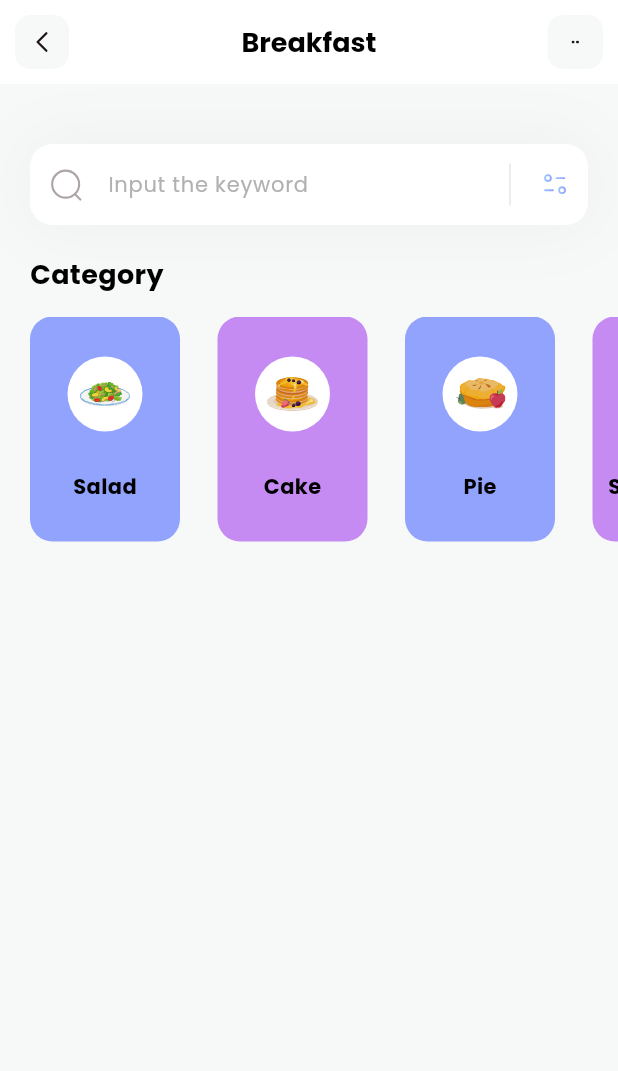
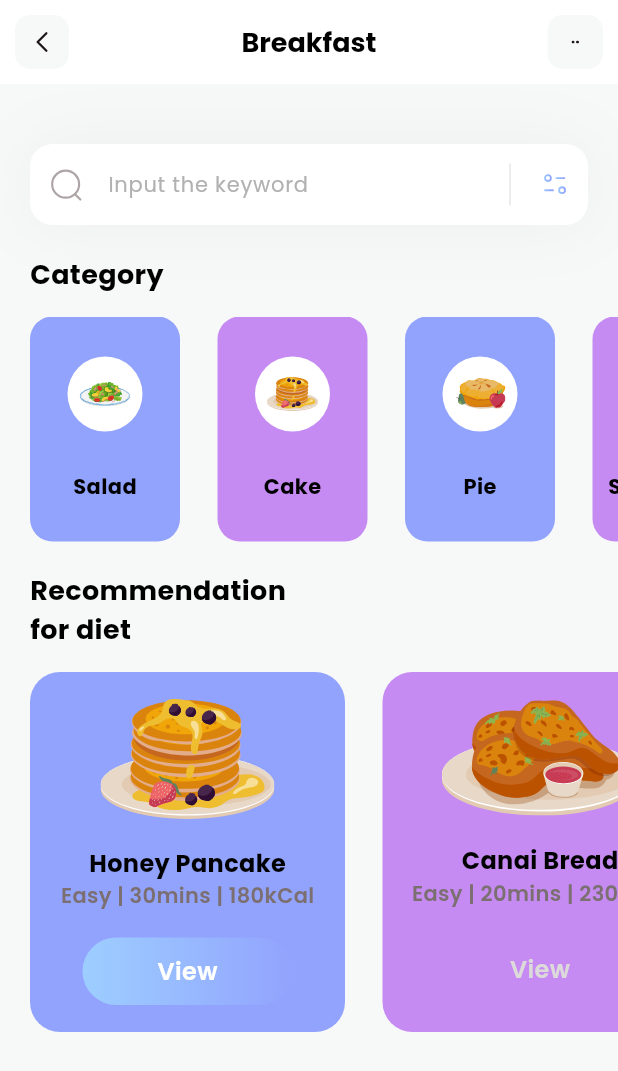
Before and after one commit to dmjrmh/learning-flutter, a Flutter app: the screen it shows after launch, on a phone screen of 412 x 824 dp. Shown: the top 1071 px of the screen. Run offline on Flutter 3.47's test engine with Material 3 defaults, Android fonts, the phone set to English and light mode, and no system bars; our stand-ins replace flutter_svg.

Commit message:
added diet section

```diff
--- /dev/null
+++ b/lib/models/diet_model.dart
@@ -0,0 +1,51 @@
+import 'package:flutter/material.dart';
+
+class DietModel {
+  String name;
+  String iconPath;
+  String level;
+  String duration;
+  String calorie;
+  Color boxColor;
+  bool viewIsSelected;
+
+  DietModel({
+    required this.name,
+    required this.iconPath,
+    required this.level,
+    required this.duration,
+    required this.calorie,
+    required this.boxColor,
+    required this.viewIsSelected,
+  });
+
+  static List<DietModel> getDiets() {
+    List<DietModel> diets = [];
+
+    diets.add(
+      DietModel(
+        name: 'Honey Pancake',
+        iconPath: 'assets/icons/honey-pancakes.svg',
+        level: 'Easy',
+        duration: '30mins',
+        calorie: '180kCal',
+        boxColor: Color(0xff92A3FD),
+        viewIsSelected: true,
+      ),
+    );
+
+    diets.add(
+      DietModel(
+        name: 'Canai Bread',
+        iconPath: 'assets/icons/canai-bread.svg',
+        level: 'Easy',
+        duration: '20mins',
+        calorie: '230kCal',
+        boxColor: Color(0xffC58BF2),
+        viewIsSelected: false,
+      ),
+    );
+
+    return diets;
+  }
+}
--- a/lib/pages/home.dart
+++ b/lib/pages/home.dart
@@ -1,6 +1,7 @@
 import 'package:flutter/material.dart';
 import 'package:flutter_svg/svg.dart';
 import '../models/category_model.dart';
+import '../models/diet_model.dart';
 
 class HomePage extends StatefulWidget {
   HomePage({super.key});
@@ -11,21 +12,127 @@ class HomePage extends StatefulWidget {
 
 class _HomePageState extends State<HomePage> {
   List<CategoryModel> categories = [];
+  List<DietModel> diets = [];
 
-  void _getCategories() {
+  void _getInitialInfo() {
     categories = CategoryModel.getCategories();
+    diets = DietModel.getDiets();
   }
 
   @override
   Widget build(BuildContext context) {
-    _getCategories();
+    _getInitialInfo();
     return Scaffold(
       appBar: appBar(),
       backgroundColor: Color(0xffF7F8F8),
       body: Column(
         crossAxisAlignment: CrossAxisAlignment.start,
-        children: [_searchField(), SizedBox(height: 20), _categoriesSection()],
+        children: [
+          _searchField(),
+          SizedBox(height: 20),
+          _categoriesSection(),
+          SizedBox(height: 20),
+          _dietSection(),
+        ],
       ),
+    );
+  }
+
+  Column _dietSection() {
+    return Column(
+      crossAxisAlignment: CrossAxisAlignment.start,
+      children: [
+        Padding(
+          padding: const EdgeInsets.only(left: 20),
+          child: Text(
+            'Recommendation\nfor diet',
+            style: TextStyle(
+              color: Colors.black,
+              fontSize: 18,
+              fontWeight: FontWeight.bold,
+            ),
+          ),
+        ),
+        SizedBox(height: 15),
+        Container(
+          height: 240,
+          child: ListView.separated(
+            itemBuilder: (context, index) {
+              return Container(
+                width: 210,
+                decoration: BoxDecoration(
+                  color: diets[index].boxColor,
+                  borderRadius: BorderRadius.circular(20),
+                ),
+                child: Column(
+                  mainAxisAlignment: MainAxisAlignment.spaceEvenly,
+                  children: [
+                    SvgPicture.asset(diets[index].iconPath),
+                    Column(
+                      children: [
+                        Text(
+                          diets[index].name,
+                          style: TextStyle(
+                            color: Colors.black,
+                            fontSize: 16,
+                            fontWeight: FontWeight.bold,
+                          ),
+                        ),
+                        Text(
+                          diets[index].level +
+                              ' | ' +
+                              diets[index].duration +
+                              ' | ' +
+                              diets[index].calorie,
+                          style: TextStyle(
+                            color: Color(0xff7B6F72),
+                            fontSize: 14,
+                            fontWeight: FontWeight.w600,
+                          ),
+                        ),
+                      ],
+                    ),
+                    Container(
+                      height: 45,
+                      width: 140,
+                      child: Center(
+                        child: Text(
+                          'View',
+                          style: TextStyle(
+                            color:
+                                diets[index].viewIsSelected
+                                    ? Colors.white
+                                    : Color(0xffDDDADA),
+                            fontSize: 16,
+                            fontWeight: FontWeight.w600,
+                          ),
+                        ),
+                      ),
+                      decoration: BoxDecoration(
+                        gradient: LinearGradient(
+                          colors: [
+                            diets[index].viewIsSelected
+                                ? Color(0xff9DCEFF)
+                                : Colors.transparent,
+                            diets[index].viewIsSelected
+                                ? Color(0xff92A3FD)
+                                : Colors.transparent,
+                          ],
+                        ),
+                        borderRadius: BorderRadius.circular(50),
+                      ),
+                    ),
+                  ],
+                ),
+              );
+            },
+            separatorBuilder: (context, index) => SizedBox(width: 25),
+            itemCount: diets.length,
+            scrollDirection: Axis.horizontal,
+            padding: EdgeInsets.only(left: 20, right: 20),
+          ),
+        ),
+      ],
     );
   }
 
```
